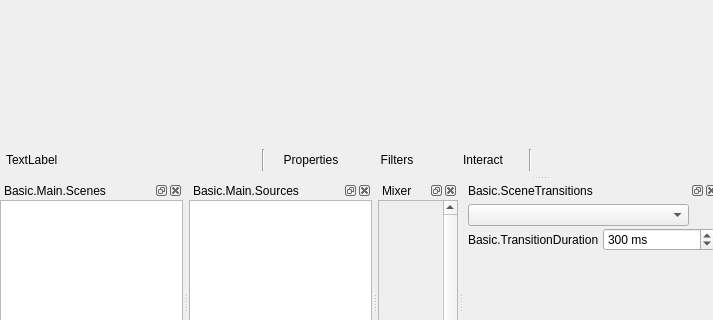
Old version of the form UI/forms/OBSBasic.ui in the repository BlueCheeseburger/obs-studio; both pictures show x 0 to 713 and y 284 to 604 of the 1079 by 729 pixel window.
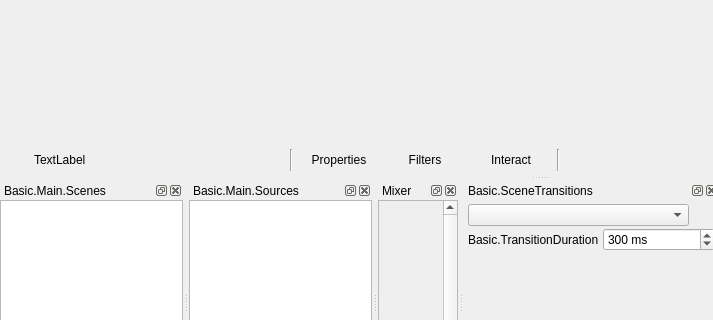
New version of the form. Icons and pictures are not drawn. Custom widgets are drawn as their Qt base class.

Commit message:
UI: Show source icon in context bar
This shows the source icon next to the source label in the
context bar.

```diff
--- a/UI/forms/OBSBasic.ui
+++ b/UI/forms/OBSBasic.ui
@@ -258,6 +258,31 @@
           <property name="bottomMargin">
            <number>0</number>
           </property>
+          <item>
+           <widget class="QLabel" name="contextSourceIcon">
+            <property name="sizePolicy">
+             <sizepolicy hsizetype="Fixed" vsizetype="Fixed">
+              <horstretch>0</horstretch>
+              <verstretch>0</verstretch>
+             </sizepolicy>
+            </property>
+            <property name="minimumSize">
+             <size>
+              <width>22</width>
+              <height>22</height>
+             </size>
+            </property>
+            <property name="maximumSize">
+             <size>
+              <width>22</width>
+              <height>22</height>
+             </size>
+            </property>
+            <property name="text">
+             <string/>
+            </property>
+           </widget>
+          </item>
           <item>
            <widget class="QLabel" name="contextSourceLabel">
             <property name="sizePolicy">
```
The commit also changes 1 other file.
